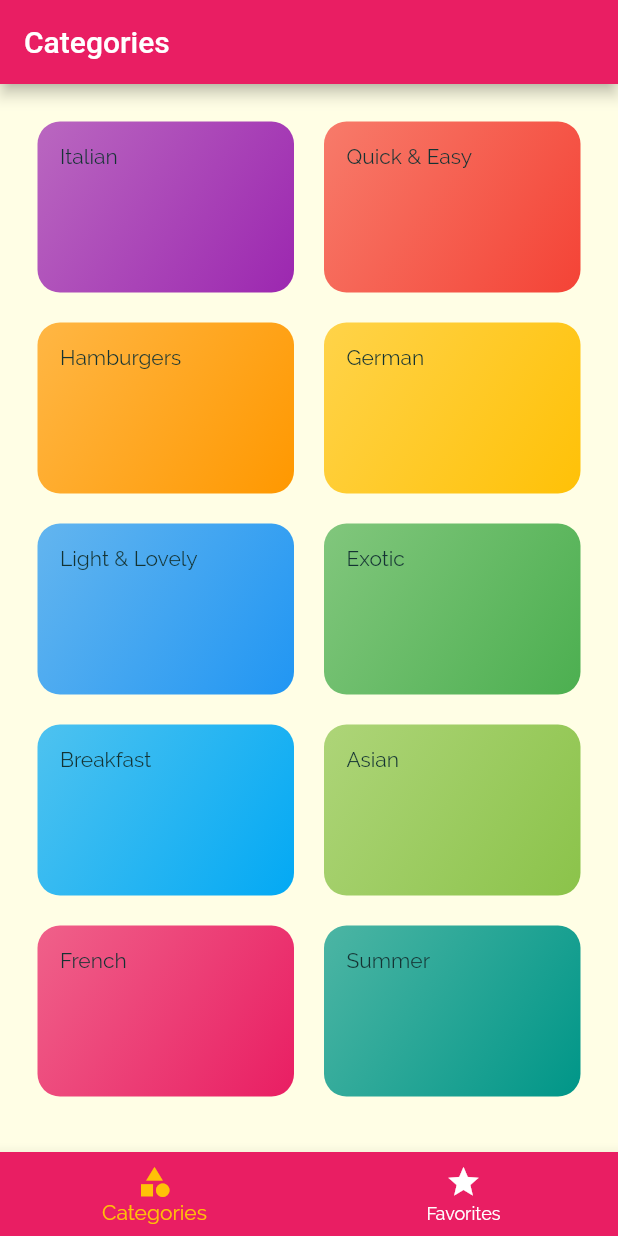
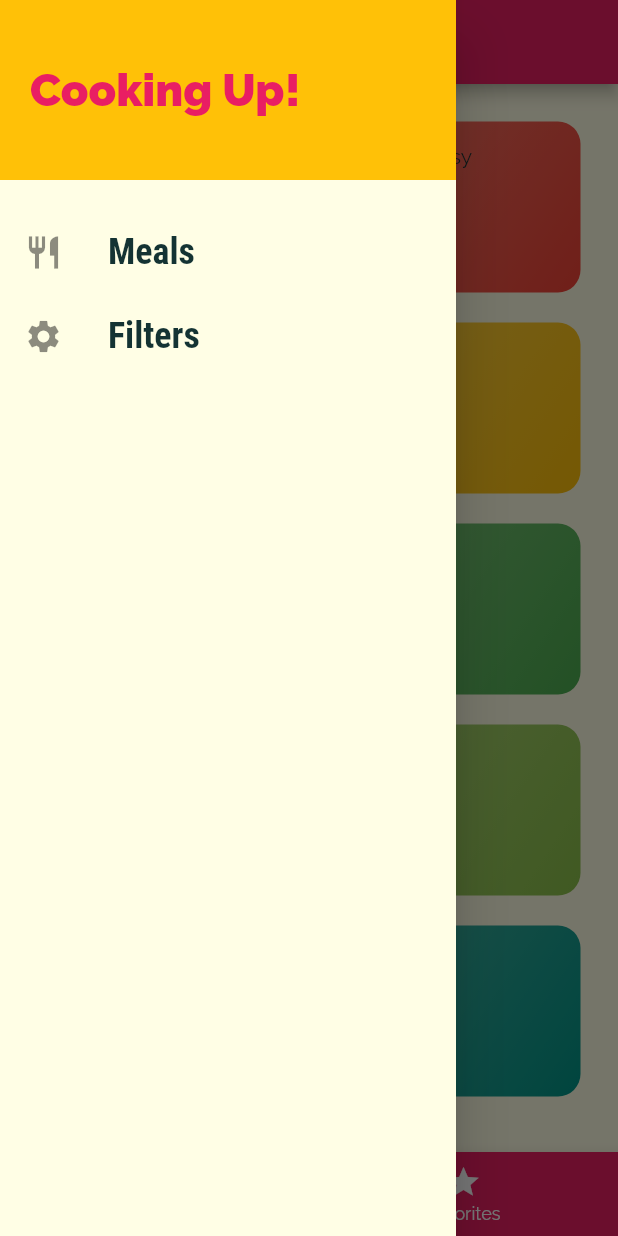
Before and after one commit to sudo0rw3ll/FlutterRecipes, a Flutter app: the screen it shows after launch, with the side drawer open (before the commit the screen has no drawer), on a phone screen of 412 x 824 dp. Run offline on Flutter 3.47's test engine with Material 2 defaults, Android fonts, the phone set to English and light mode, and no system bars.

Commit message:
Added custom drawer

```diff
--- a/lib/screens/tabs_screen.dart
+++ b/lib/screens/tabs_screen.dart
@@ -1,6 +1,7 @@
 import 'package:flutter/material.dart';
 import 'package:meals_app/screens/categories_screen.dart';
 import 'package:meals_app/screens/favorites_screen.dart';
+import 'package:meals_app/widgets/main_drawer.dart';
 
 class TabsScreen extends StatefulWidget {
   @override
@@ -27,6 +28,7 @@ class _TabsScreenState extends State<TabsScreen> {
       appBar: AppBar(
         title: Text(_pages[_selectedPageIndex]['title'] as String),
       ),
+      drawer: MainDrawer(),
       body: _pages[_selectedPageIndex]['page'] as Widget,
       bottomNavigationBar: BottomNavigationBar(
         onTap: _selectPage,
--- /dev/null
+++ b/lib/widgets/main_drawer.dart
@@ -0,0 +1,49 @@
+import 'package:flutter/material.dart';
+
+class MainDrawer extends StatelessWidget {
+  Widget buildListTile(String title, IconData icon) {
+    return ListTile(
+      leading: Icon(
+        icon,
+        size: 26,
+      ),
+      title: Text(
+        title,
+        style: TextStyle(
+            fontFamily: 'RobotoCondensed',
+            fontSize: 24,
+            fontWeight: FontWeight.bold),
+      ),
+      onTap: () {},
+    );
+  }
+
+  @override
+  Widget build(BuildContext context) {
+    return Drawer(
+      child: Column(
+        children: <Widget>[
+          Container(
+            height: 120,
+            width: double.infinity,
+            padding: EdgeInsets.all(20),
+            alignment: Alignment.centerLeft,
+            color: Theme.of(context).accentColor,
+            child: Text(
+              'Cooking Up!',
+              style: TextStyle(
+                  fontWeight: FontWeight.w900,
+                  fontSize: 30,
+                  color: Theme.of(context).primaryColor),
+            ),
+          ),
+          SizedBox(
+            height: 20,
+          ),
+          buildListTile('Meals', Icons.restaurant),
+          buildListTile('Filters', Icons.settings)
+        ],
+      ),
+    );
+  }
+}
```
